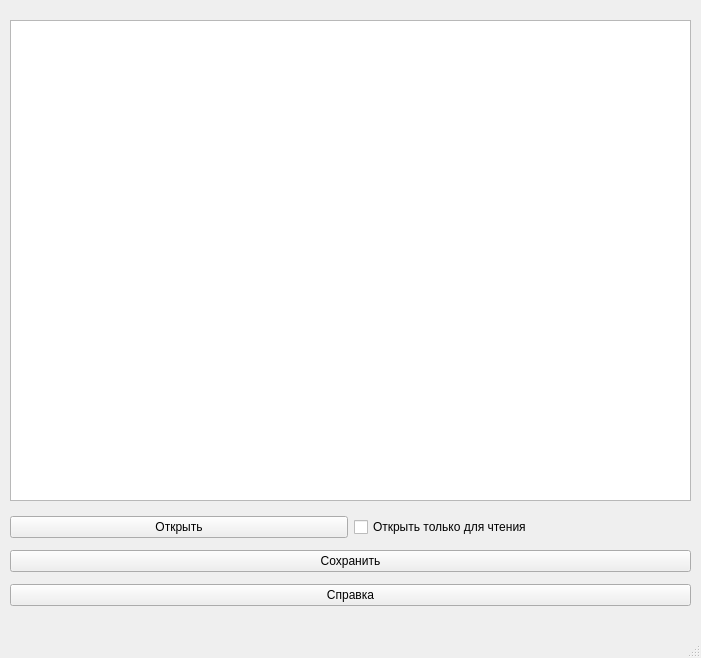
Qt form Lesson3/Lesson3_1/mainwindow.ui (napolnyi/Lesson_Qt) before a commit.
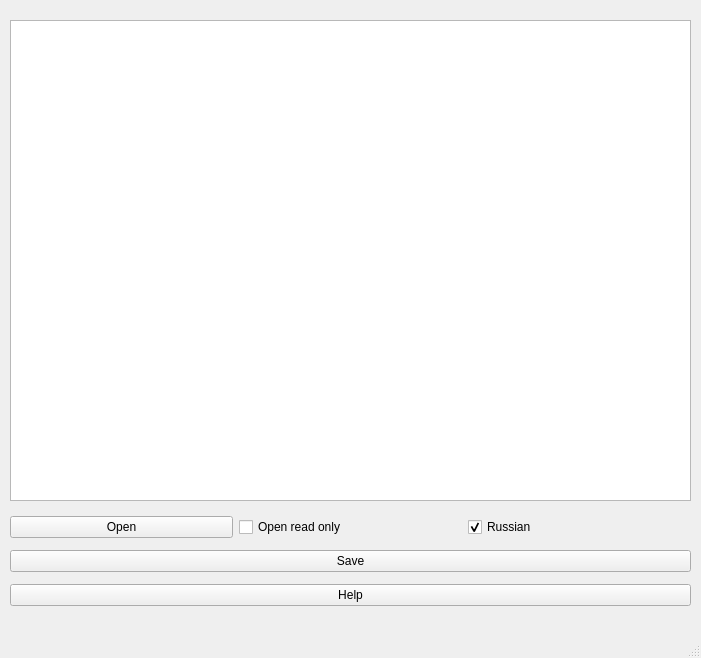
The same form after that commit.

```diff
--- a/Lesson3/Lesson3_1/mainwindow.ui
+++ b/Lesson3/Lesson3_1/mainwindow.ui
@@ -39,14 +39,14 @@
        <item>
         <widget class="QPushButton" name="openButton">
          <property name="text">
-          <string>Открыть</string>
+          <string>Open</string>
          </property>
         </widget>
        </item>
        <item>
         <widget class="QCheckBox" name="onlyReadCheckBox">
          <property name="text">
-          <string>Открыть только для чтения</string>
+          <string>Open read only </string>
          </property>
          <property name="checkable">
           <bool>true</bool>
@@ -56,19 +56,29 @@
          </property>
         </widget>
        </item>
+       <item>
+        <widget class="QCheckBox" name="translationCheckBox">
+         <property name="text">
+          <string>Russian</string>
+         </property>
+         <property name="checked">
+          <bool>true</bool>
+         </property>
+        </widget>
+       </item>
       </layout>
      </item>
      <item>
       <widget class="QPushButton" name="saveButton">
        <property name="text">
-        <string>Сохранить</string>
+        <string>Save</string>
        </property>
       </widget>
      </item>
      <item>
       <widget class="QPushButton" name="helpButton">
        <property name="text">
-        <string>Справка</string>
+        <string>Help</string>
        </property>
       </widget>
      </item>
```
Left out of the diff: 2 changed lines with no effect on the pictures.
